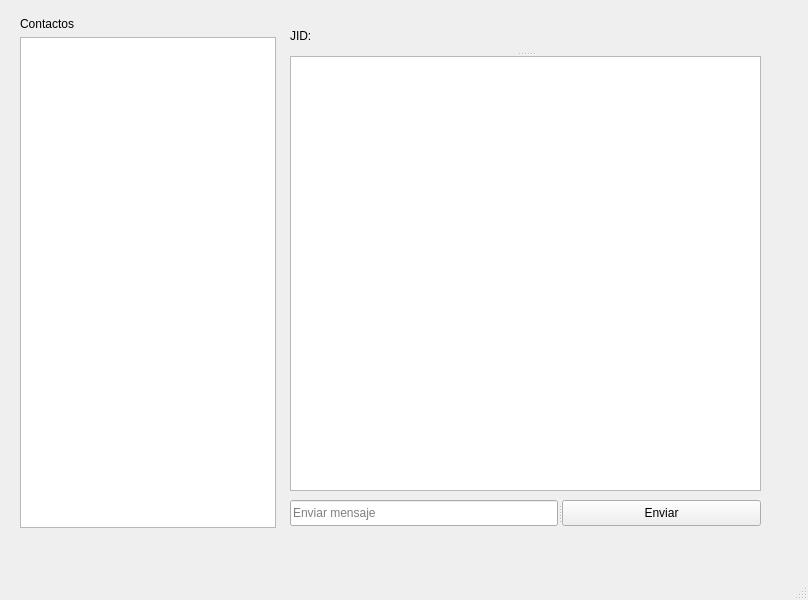
This is ui/mainwindow.ui in VIL20776/Repo-Cliente-XMPP as Qt 5 draws it before an edit. The edited form follows.
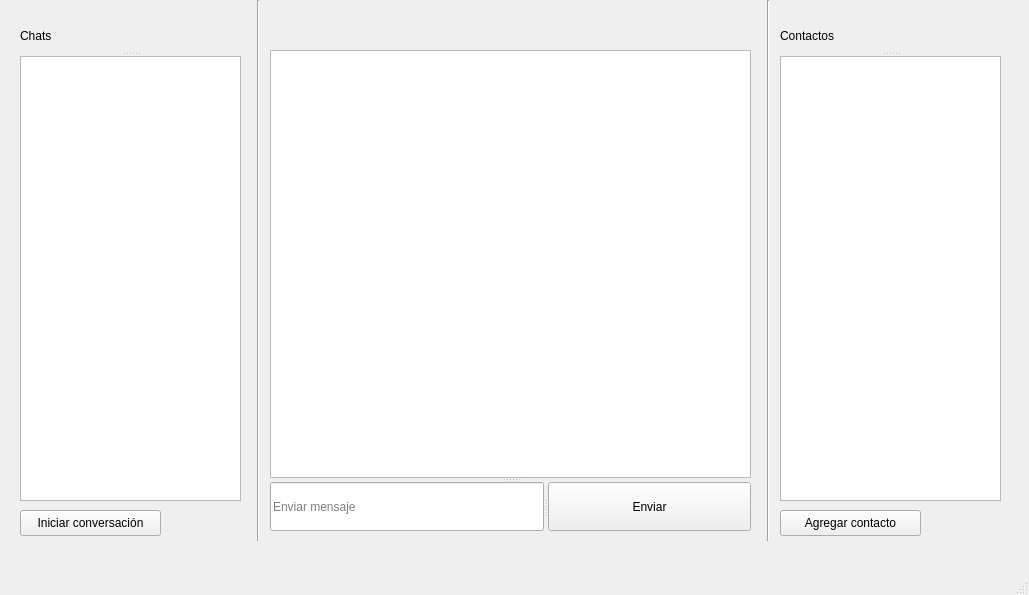
This is the edited form.

Commit message: rediseño de ui

What changed in the file:
```diff
--- a/ui/mainwindow.ui
+++ b/ui/mainwindow.ui
@@ -6,87 +6,165 @@
    <rect>
     <x>0</x>
     <y>0</y>
-    <width>808</width>
-    <height>600</height>
+    <width>1029</width>
+    <height>595</height>
    </rect>
   </property>
   <property name="windowTitle">
    <string>MainWindow</string>
   </property>
   <widget class="QWidget" name="centralwidget">
-   <widget class="QSplitter" name="splitter_2">
+   <widget class="Line" name="line">
     <property name="geometry">
      <rect>
-      <x>290</x>
-      <y>500</y>
-      <width>471</width>
-      <height>26</height>
+      <x>250</x>
+      <y>0</y>
+      <width>16</width>
+      <height>541</height>
      </rect>
     </property>
     <property name="orientation">
-     <enum>Qt::Orientation::Horizontal</enum>
+     <enum>Qt::Orientation::Vertical</enum>
     </property>
-    <widget class="QLineEdit" name="msg_input">
-     <property name="text">
-      <string/>
-     </property>
-     <property name="placeholderText">
-      <string>Enviar mensaje</string>
-     </property>
-    </widget>
-    <widget class="QPushButton" name="send">
-     <property name="text">
-      <string>Enviar</string>
-     </property>
-    </widget>
    </widget>
-   <widget class="QWidget" name="layoutWidget">
+   <widget class="QPushButton" name="add_chat">
     <property name="geometry">
      <rect>
       <x>20</x>
-      <y>17</y>
-      <width>258</width>
-      <height>511</height>
+      <y>510</y>
+      <width>141</width>
+      <height>26</height>
      </rect>
     </property>
-    <layout class="QVBoxLayout" name="verticalLayout">
-     <item>
-      <widget class="QLabel" name="label_2">
-       <property name="text">
-        <string>Contactos</string>
-       </property>
-      </widget>
-     </item>
-     <item>
-      <widget class="QListWidget" name="contact_list">
-       <property name="maximumSize">
-        <size>
-         <width>256</width>
-         <height>16777215</height>
-        </size>
-       </property>
-      </widget>
-     </item>
-    </layout>
+    <property name="text">
+     <string>Iniciar conversación</string>
+    </property>
+   </widget>
+   <widget class="QLabel" name="chat_label">
+    <property name="geometry">
+     <rect>
+      <x>270</x>
+      <y>20</y>
+      <width>481</width>
+      <height>20</height>
+     </rect>
+    </property>
+    <property name="text">
+     <string/>
+    </property>
+    <property name="wordWrap">
+     <bool>false</bool>
+    </property>
+   </widget>
+   <widget class="QSplitter" name="splitter_3">
+    <property name="geometry">
+     <rect>
+      <x>780</x>
+      <y>20</y>
+      <width>221</width>
+      <height>481</height>
+     </rect>
+    </property>
+    <property name="orientation">
+     <enum>Qt::Orientation::Vertical</enum>
+    </property>
+    <widget class="QLabel" name="label_3">
+     <property name="text">
+      <string>Contactos</string>
+     </property>
+    </widget>
+    <widget class="QListWidget" name="contact_list">
+     <property name="maximumSize">
+      <size>
+       <width>256</width>
+       <height>16777215</height>
+      </size>
+     </property>
+    </widget>
+   </widget>
+   <widget class="Line" name="line_2">
+    <property name="geometry">
+     <rect>
+      <x>760</x>
+      <y>0</y>
+      <width>16</width>
+      <height>541</height>
+     </rect>
+    </property>
+    <property name="orientation">
+     <enum>Qt::Orientation::Vertical</enum>
+    </property>
+   </widget>
+   <widget class="QPushButton" name="add_contact">
+    <property name="geometry">
+     <rect>
+      <x>780</x>
+      <y>510</y>
+      <width>141</width>
+      <height>26</height>
+     </rect>
+    </property>
+    <property name="text">
+     <string>Agregar contacto</string>
+    </property>
    </widget>
    <widget class="QSplitter" name="splitter">
     <property name="geometry">
      <rect>
-      <x>290</x>
+      <x>20</x>
       <y>20</y>
-      <width>471</width>
-      <height>471</height>
+      <width>221</width>
+      <height>481</height>
      </rect>
     </property>
     <property name="orientation">
      <enum>Qt::Orientation::Vertical</enum>
     </property>
-    <widget class="QLabel" name="chat_label">
+    <widget class="QLabel" name="label_2">
      <property name="text">
-      <string>JID: </string>
+      <string>Chats</string>
      </property>
     </widget>
+    <widget class="QListWidget" name="chat_list">
+     <property name="maximumSize">
+      <size>
+       <width>256</width>
+       <height>16777215</height>
+      </size>
+     </property>
+    </widget>
+   </widget>
+   <widget class="QSplitter" name="chat_segment">
+    <property name="geometry">
+     <rect>
+      <x>270</x>
+      <y>50</y>
+      <width>481</width>
+      <height>481</height>
+     </rect>
+    </property>
+    <property name="orientation">
+     <enum>Qt::Orientation::Vertical</enum>
+    </property>
     <widget class="QListWidget" name="message_list"/>
+    <widget class="QSplitter" name="splitter_2">
+     <property name="orientation">
+      <enum>Qt::Orientation::Horizontal</enum>
+     </property>
+     <widget class="QLineEdit" name="msg_input">
+      <property name="text">
+       <string/>
+      </property>
+      <property name="placeholderText">
+       <string>Enviar mensaje</string>
+      </property>
+     </widget>
+     <widget class="QPushButton" name="send">
+      <property name="text">
+       <string>Enviar</string>
+      </property>
+     </widget>
+    </widget>
    </widget>
   </widget>
   <widget class="QMenuBar" name="menubar">
```
Left out of the diff: 12 changed lines with no effect on the pictures.
